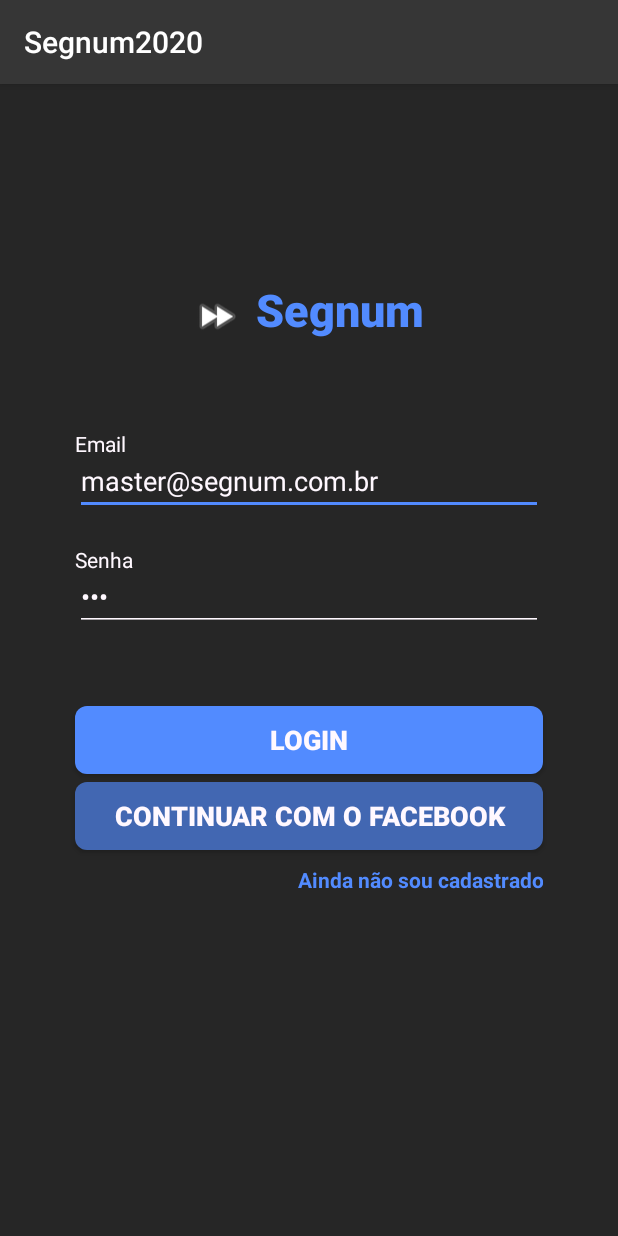
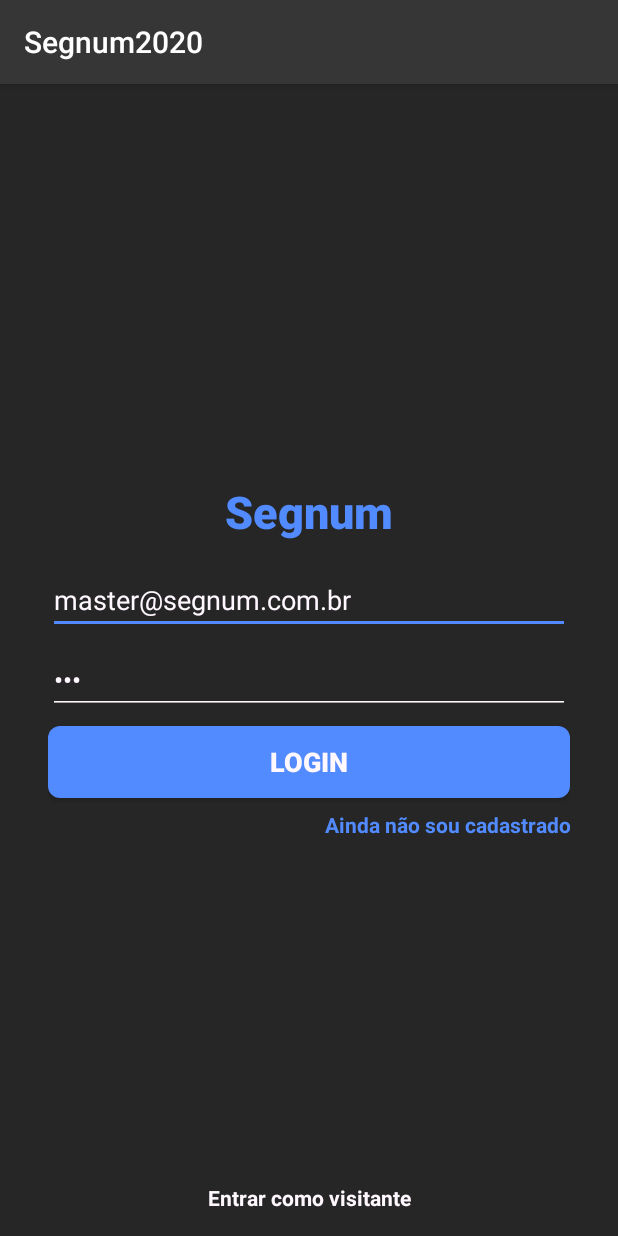
Before and after one commit to AndreValvassori/Segnum2020, an Android app: the screen it shows after launch (LoginActivity), on a phone screen of 412 x 824 dp. Run offline under Robolectric (Android 15) with nearby library versions, the phone set to English and light mode, and no system bars; 1 statement that could not run was skipped.

Commit message:
New Login Layout

```diff
--- a/app/src/main/res/layout/activity_login.xml
+++ b/app/src/main/res/layout/activity_login.xml
@@ -1,5 +1,5 @@
 <?xml version="1.0" encoding="utf-8"?>
-<RelativeLayout xmlns:android="http://schemas.android.com/apk/res/android"
+<androidx.constraintlayout.widget.ConstraintLayout xmlns:android="http://schemas.android.com/apk/res/android"
     xmlns:app="http://schemas.android.com/apk/res-auto"
     xmlns:tools="http://schemas.android.com/tools"
     android:layout_width="match_parent"
@@ -8,82 +8,40 @@
     android:background="@color/colorPrimaryDark">
 
     <LinearLayout
-        android:orientation="horizontal"
-        android:layout_width="wrap_content"
-        android:layout_height="50dp"
-        android:layout_centerVertical="false"
-        android:layout_marginTop="130dp"
-        android:layout_centerHorizontal="true"
-        android:id="@+id/ly_login_TopSegnum"
-        >
-        <ImageView
-            android:layout_width="wrap_content"
-            android:layout_height="match_parent"
-            android:src="@android:drawable/ic_media_ff"
-            android:contentDescription="@string/titulo"
-            />
-        <TextView
         android:layout_width="match_parent"
-            android:layout_height="match_parent"
-            android:text="@string/titulo"
-            android:textAlignment="center"
-            android:layout_marginStart="10dp"
-            android:fontFamily="sans-serif-black"
-            android:textSize="30sp"
-            android:textColor="@color/colorAccent"
-        />
-    </LinearLayout>
+        android:layout_margin="32dp"
+        android:layout_height="wrap_content"
+        android:background="@color/colorPrimaryDark"
+        app:layout_constraintBottom_toBottomOf="parent"
+        app:layout_constraintEnd_toEndOf="parent"
+        app:layout_constraintStart_toStartOf="parent"
+        app:layout_constraintTop_toTopOf="parent"
+        android:orientation="vertical">
 
         <TextView
             android:layout_width="match_parent"
-        android:layout_height="17dp"
-        android:layout_below="@+id/ly_login_TopSegnum"
-        android:layout_marginTop="50dp"
-        android:layout_centerHorizontal="true"
-        android:text="@string/email"
-        android:layout_marginLeft="50dp"
-        android:layout_marginRight="50dp"
-        android:textColor="@color/colorWhite"
-        android:id="@+id/tv_login_email"
-        />
+            android:layout_height="wrap_content"
+            android:fontFamily="sans-serif-black"
+            android:text="@string/titulo"
+            android:textAlignment="center"
+            android:textColor="@color/colorAccent"
+            android:textSize="30sp" />
 
             <EditText
+                android:layout_marginTop="16dp"
                 android:id="@+id/et_login_email"
                 android:layout_width="match_parent"
-        android:layout_height="40dp"
-        android:layout_below="@+id/tv_login_email"
-        android:layout_marginLeft="50dp"
-        android:layout_marginRight="50dp"
-        android:layout_marginTop="0dp"
-        android:textAlignment="textStart"
+                android:layout_height="wrap_content"
                 android:hint="@string/meuemail"
                 android:text="master@segnum.com.br"
                 android:textColor="@color/colorWhite"
                 android:inputType="textEmailAddress"
-        android:autofillHints="@string/meuemail"
-        />
-
-    <TextView
-        android:layout_width="match_parent"
-        android:layout_height="17dp"
-        android:layout_below="@+id/et_login_email"
-        android:layout_marginTop="20dp"
-        android:layout_centerHorizontal="true"
-        android:text="@string/pass"
-        android:layout_marginLeft="50dp"
-        android:layout_marginRight="50dp"
-        android:textColor="@color/colorWhite"
-        android:id="@+id/tv_login_pass"/>
-
+                android:autofillHints="@string/meuemail"  />
             <EditText
+                android:layout_marginTop="8dp"
                 android:id="@+id/et_login_pass"
                 android:layout_width="match_parent"
-        android:layout_height="40dp"
-        android:layout_below="@+id/tv_login_pass"
-        android:layout_marginLeft="50dp"
-        android:layout_marginRight="50dp"
-        android:layout_marginTop="0dp"
-        android:textAlignment="textStart"
+                android:layout_height="wrap_content"
                 android:text="123"
                 android:inputType="textPassword"
                 android:textColor="@color/colorWhite"
@@ -91,13 +49,10 @@
                 android:autofillHints=""/>
 
         <Button
+            android:layout_marginTop="8dp"
             android:id="@+id/btn_login_login"
             android:layout_width="match_parent"
-        android:layout_height="45dp"
-        android:layout_below="@+id/et_login_pass"
-        android:layout_marginLeft="50dp"
-        android:layout_marginTop="50dp"
-        android:layout_marginRight="50dp"
+            android:layout_height="wrap_content"
             android:background="@drawable/roundedbutton"
             android:onClick="btnLoginOnClick"
             android:textColor="@color/colorWhite"
@@ -105,30 +60,11 @@
             android:textSize="18sp"
             android:textStyle="bold" />
 
-    <Button
-        android:id="@+id/btn_login_facebook"
-        android:layout_width="match_parent"
-        android:layout_height="45dp"
-        android:layout_below="@+id/btn_login_login"
-        android:layout_marginLeft="50dp"
-        android:layout_marginTop="5dp"
-        android:layout_marginRight="50dp"
-        android:background="@drawable/roundedbutton"
-        android:backgroundTint="#4267B2"
-        android:onClick="btnFacebookOnClick"
-        android:text="@string/loginFacebook"
-        android:textColor="@color/colorWhite"
-        android:textSize="18sp"
-        android:textStyle="bold" />
-
             <TextView
+                android:layout_marginTop="8dp"
                 android:id="@+id/tv_login_cadastro"
                 android:layout_width="match_parent"
-        android:layout_height="30dp"
-        android:layout_below="@id/btn_login_facebook"
-        android:layout_marginLeft="50dp"
-        android:layout_marginTop="10dp"
-        android:layout_marginRight="50dp"
+                android:layout_height="wrap_content"
                 android:clickable="true"
                 android:onClick="btnRegisterOnClick"
                 android:text="@string/notregisteredyet"
@@ -136,4 +72,36 @@
                 android:textColor="@color/colorAccent"
                 android:textStyle="bold" />
 
-</RelativeLayout>
+    </LinearLayout>
+
+    <TextView
+        android:id="@+id/tv_entrar_sem_cadastro"
+        android:layout_width="wrap_content"
+        android:layout_height="wrap_content"
+        android:clickable="true"
+        android:onClick="btnRegisterOnClick"
+        android:textColor="@color/colorWhite"
+        android:text="Entrar como visitante"
+        android:textStyle="bold"
+        android:layout_marginBottom="16dp"
+        app:layout_constraintBottom_toBottomOf="parent"
+        app:layout_constraintEnd_toEndOf="parent"
+        app:layout_constraintStart_toStartOf="parent"/>
+
+<!--    <Button-->
+<!--        android:id="@+id/btn_login_facebook"-->
+<!--        android:layout_width="match_parent"-->
+<!--        android:layout_height="45dp"-->
+<!--        android:layout_below="@+id/btn_login_login"-->
+<!--        android:layout_marginLeft="50dp"-->
+<!--        android:layout_marginTop="5dp"-->
+<!--        android:layout_marginRight="50dp"-->
+<!--        android:background="@drawable/roundedbutton"-->
+<!--        android:backgroundTint="#4267B2"-->
+<!--        android:onClick="btnFacebookOnClick"-->
+<!--        android:text="@string/loginFacebook"-->
+<!--        android:textColor="@color/colorWhite"-->
+<!--        android:textSize="18sp"-->
+<!--        android:textStyle="bold" />-->
+
+</androidx.constraintlayout.widget.ConstraintLayout>
```
Lines whose indentation alone changed are shown as unchanged.
